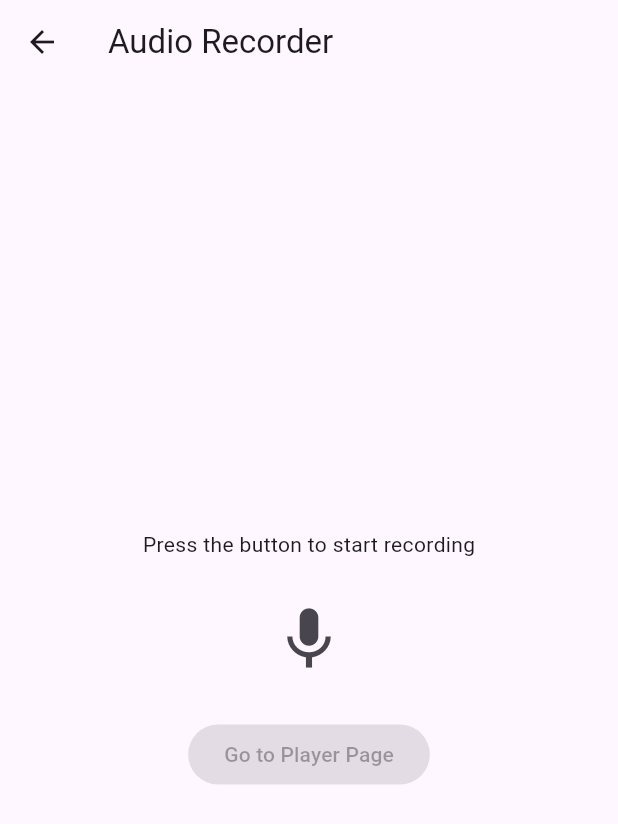
After one commit to JakariaKhan-CSE/Media-Player-App, a Flutter app: the AudioRecorderPage screen opened directly, after a tap on the "mic" icon, on a phone screen of 412 x 824 dp. The commit adds this screen. Shown: the top 824 px of the screen. Run offline on Flutter 3.47's test engine with Material 3 defaults, Android fonts, the phone set to English and light mode, and no system bars; our stand-ins replace audioplayers, camera, image_picker, video_player; missing offline and left inert: record.

Commit message:
almost function is work.

```diff
--- /dev/null
+++ b/lib/audio/audio_recorder.dart
@@ -0,0 +1,83 @@
+import 'package:flutter/material.dart';
+import 'package:new_app/audio/audio_player.dart';
+import 'package:record/record.dart';
+import 'package:path_provider/path_provider.dart';
+
+class AudioRecorderPage extends StatefulWidget {
+  @override
+  _AudioRecorderPageState createState() => _AudioRecorderPageState();
+}
+
+class _AudioRecorderPageState extends State<AudioRecorderPage> {
+  final AudioRecorder _audioRecorder = AudioRecorder();
+  bool _isRecording = false;
+  String? _audioPath;
+
+  Future<void> _startRecording() async {
+    try {
+      if (await _audioRecorder.hasPermission()) {
+        final directory = await getApplicationDocumentsDirectory();
+        final path = '${directory.path}/recording.m4a';
+        await _audioRecorder.start(const RecordConfig(), path: path);
+        setState(() {
+          _isRecording = true;
+          _audioPath = path;
+        });
+      }
+    } catch (e) {
+      print("Error starting recording: $e");
+    }
+  }
+
+  Future<void> _stopRecording() async {
+    try {
+      await _audioRecorder.stop();
+      setState(() {
+        _isRecording = false;
+      });
+    } catch (e) {
+      print("Error stopping recording: $e");
+    }
+  }
+
+  void _navigateToPlayerPage() {
+    if (_audioPath != null) {
+      Navigator.push(
+        context,
+        MaterialPageRoute(
+          builder: (context) => AudioPlayerPage(audioPath: _audioPath!),
+        ),
+      );
+    }
+  }
+
+  @override
+  Widget build(BuildContext context) {
+    return Scaffold(
+      appBar: AppBar(
+        title: Text('Audio Recorder'),
+      ),
+      body: Center(
+        child: Column(
+          mainAxisAlignment: MainAxisAlignment.center,
+          children: [
+            _isRecording
+                ? Text("Recording...")
+                : Text("Press the button to start recording"),
+            SizedBox(height: 20),
+            IconButton(
+              icon: Icon(_isRecording ? Icons.stop : Icons.mic),
+              onPressed: _isRecording ? _stopRecording : _startRecording,
+              iconSize: 50,
+            ),
+            SizedBox(height: 20),
+            ElevatedButton(
+              onPressed: _audioPath != null ? _navigateToPlayerPage : null,
+              child: Text("Go to Player Page"),
+            ),
+          ],
+        ),
+      ),
+    );
+  }
+}
--- a/lib/camera_screen.dart
+++ b/lib/camera_screen.dart
@@ -1,8 +1,8 @@
 import 'dart:io';
-
 import 'package:camera/camera.dart';
 import 'package:flutter/material.dart';
 import 'package:image_picker/image_picker.dart';
+import 'package:new_app/audio/audio_recorder.dart';
 import 'package:new_app/image_preview.dart';
 import 'package:new_app/video/video_recorder_screen.dart';
 
@@ -134,7 +134,9 @@ class _CameraScreenState extends State<CameraScreen> {
                       IconButton(
                         icon: Icon(Icons.mic),
                         onPressed: () {
-                          // Voice record functionality
+                          Navigator.of(context).push(MaterialPageRoute(
+                            builder: (context) => AudioRecorderPage(),
+                          ));
                         },
                       ),
                       Row(
```
Also changed, not shown: lib/audio/audio_player.dart (added, +67 -0 lines), 1 other file.
